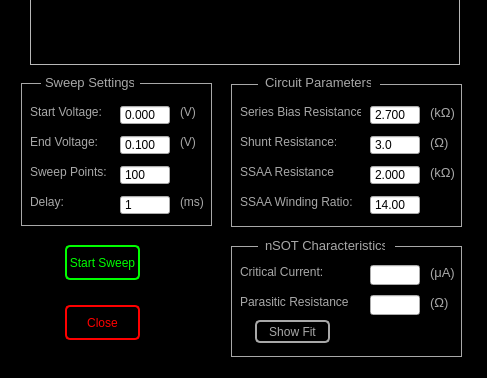
Above: Scanner GUI/nSOTCharacterizer/preliminarySweep.ui from afylab/nanoSQUID-Scanning-Software before the change; both pictures show x 0 to 487 and y 265 to 643 of the 487 by 643 pixel window. Below: the same form after it.
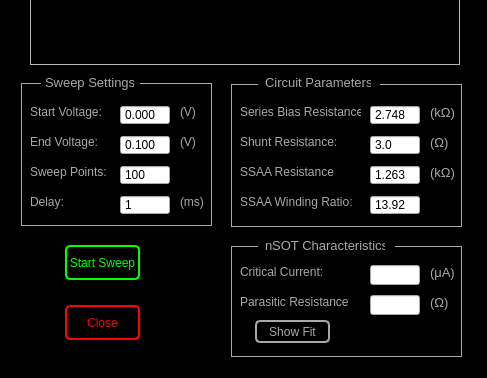
That is the form after the change. Icons and pictures are not drawn.

Patch:
```diff
--- a/Scanner GUI/nSOTCharacterizer/preliminarySweep.ui
+++ b/Scanner GUI/nSOTCharacterizer/preliminarySweep.ui
@@ -464,7 +464,7 @@
     <double>1000.000000000000000</double>
    </property>
    <property name="value">
-    <double>2.700000000000000</double>
+    <double>2.748000000000000</double>
    </property>
   </widget>
   <widget class="QDoubleSpinBox" name="shuntRes">
@@ -514,7 +514,7 @@
     <double>1000.000000000000000</double>
    </property>
    <property name="value">
-    <double>2.000000000000000</double>
+    <double>1.263000000000000</double>
    </property>
   </widget>
   <widget class="QDoubleSpinBox" name="ssaaWinding">
@@ -539,7 +539,7 @@
     <double>1000.000000000000000</double>
    </property>
    <property name="value">
-    <double>14.000000000000000</double>
+    <double>13.920000000000000</double>
    </property>
   </widget>
   <widget class="QPushButton" name="closeWin">
```
